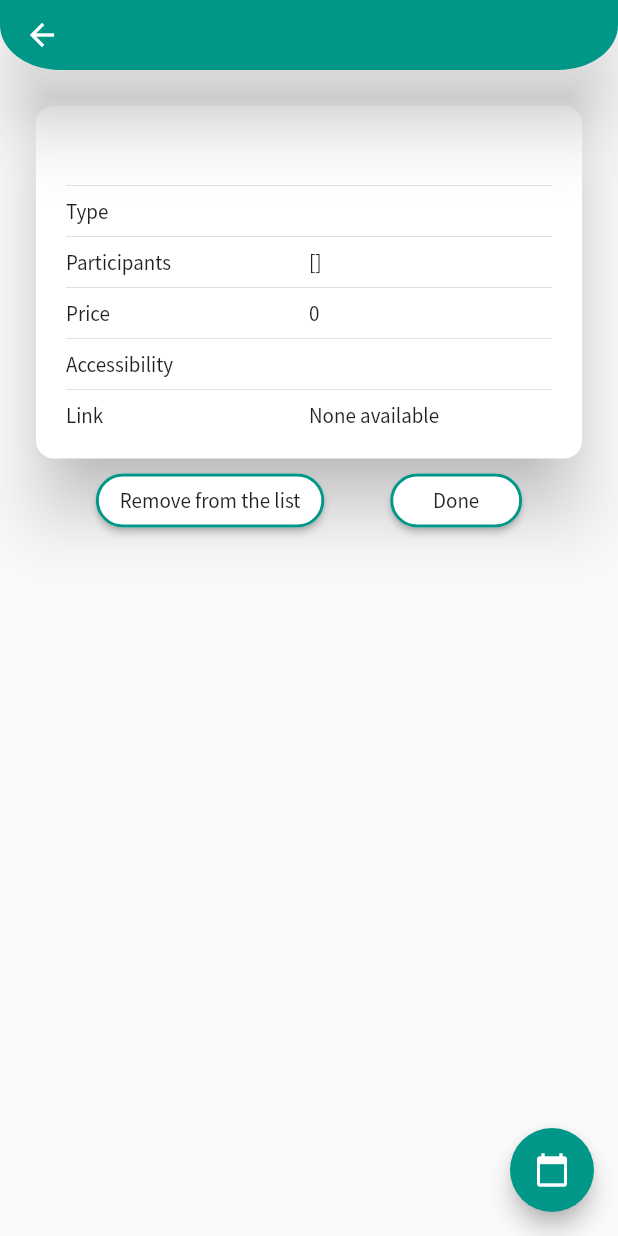
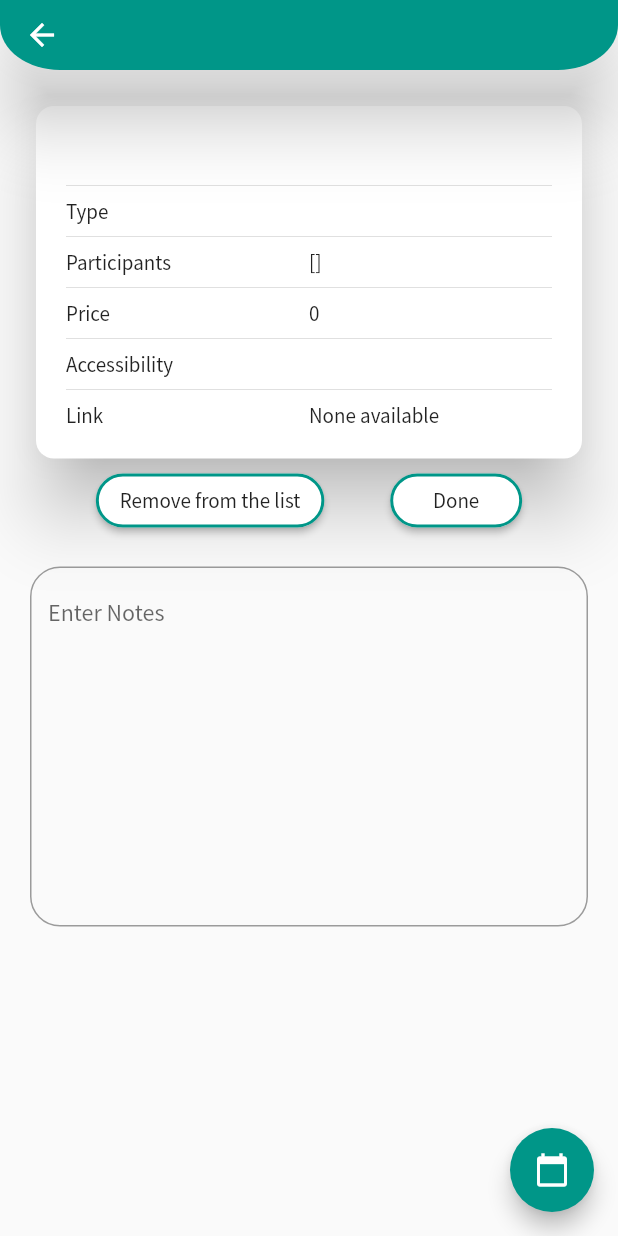
Before and after one commit to prabhaskumra/I-am-bored, a Flutter app: the ListDetailScreen screen opened directly with empty values, after a tap on the "calendar today" icon, on a phone screen of 412 x 824 dp. Run offline on Flutter 3.47's test engine with Material 2 defaults, Android fonts, the phone set to English and light mode, and no system bars; drawn by our look-alikes of flutter_linkify; our stand-ins replace bottom_navy_bar, share, sqflite; missing offline and left inert: add_2_calendar; accounts and stored records are empty.

Commit message:
Update list_detail_screen.dart

```diff
--- a/i_am_bored/lib/screens/list_detail_screen.dart
+++ b/i_am_bored/lib/screens/list_detail_screen.dart
@@ -33,7 +33,6 @@ class _ListDetailScreenState extends State<ListDetailScreen> {
 
   // @override
   void initState() {
-    // TODO: implement initState
     if (widget.receivedList[DatabaseHelper.link] == '')
       linkisEmpty = true;
     else
@@ -48,42 +47,6 @@ class _ListDetailScreenState extends State<ListDetailScreen> {
     );
     // SystemChannels
   }
-
-  AlertDialog androidStyle = AlertDialog(
-    title: Text("My title"),
-    content: Text("This is my message."),
-    actions: [
-      FlatButton(
-        child: Text("OK"),
-        onPressed: () {
-          // DismissAction(context);
-          // indexData.removeItem(widget.index);
-          // Navigator.pop(context);
-        },
-      ),
-    ],
-  );
-
-  // CupertinoAlertDialog iosStyle = CupertinoAlertDialog(
-  //   title: Text("You sure want to delete the item?"),
-  //   content: Text("Thisis my message."),
-  //   actions: [
-  //     CupertinoDialogAction(
-  //       child: FlatButton(
-  //         onPressed: () {},
-  //         child: Text('Yes'),
-  //       ),
-  //     ),
-  //     CupertinoDialogAction(
-  //       child: FlatButton(
-  //         onPressed: () {
-  //           Navigator.pop();
-  //         },
-  //         child: Text('Cancel'),
-  //       ),
-  //     ),
-  //   ],
-  // );
 
   @override
   Widget build(BuildContext context) {
@@ -113,10 +76,11 @@ class _ListDetailScreenState extends State<ListDetailScreen> {
           tooltip: 'Add this activity to calendar',
           child: Icon(Icons.calendar_today),
           onPressed: () {
-            Add2Calendar.addEvent2Cal(event).then((success) {
-              scaffoldState.currentState.showSnackBar(
-                  SnackBar(content: Text(success ? 'Success' : 'Error')));
-            });
+            Add2Calendar.addEvent2Cal(event);
+            // .then((success) {
+            //   scaffoldState.currentState.showSnackBar(
+            //       SnackBar(content: Text(success ? 'Success' : 'Error')));
+            // });
           }),
       appBar: AppBar(
         elevation: 20,
@@ -213,6 +177,8 @@ class _ListDetailScreenState extends State<ListDetailScreen> {
                           ),
                         ],
                       ),
+
+                      ///
                     ],
                   ),
                 ),
@@ -242,16 +208,6 @@ class _ListDetailScreenState extends State<ListDetailScreen> {
                                   content: Text(
                                       "Item will be deleted from saved list"),
                                   actions: [
-                                    // CupertinoDialogAction(
-                                    //   child: FlatButton(
-                                    //     onPressed: () {
-                                    //       indexData.removeItem(widget.index);
-                                    //       Navigator.pop(context);
-                                    //       Navigator.pop(context);
-                                    //     },
-                                    //     child: Text('Yes'),
-                                    //   ),
-                                    // ),
                                     CupertinoDialogAction(
                                       child: Text("Yes"),
                                       onPressed: () {
@@ -307,11 +263,6 @@ class _ListDetailScreenState extends State<ListDetailScreen> {
                                 );
                         },
                       );
-                      // showCupertinoDialog(
-                      //     context: context,
-                      //     builder: (BuildContext context) {
-                      //       return iosStyle;
-                      //     });
                     },
                     shape: roundRectangularBorder,
                     color: Theme.of(context).bottomAppBarColor,
@@ -327,7 +278,35 @@ class _ListDetailScreenState extends State<ListDetailScreen> {
                     color: Theme.of(context).bottomAppBarColor,
                   ),
                 ],
-              )
+              ),
+              // Divider(
+              //   thickness: 10,
+              //   // color: Theme.of(context).primaryColor,
+              // ),
+              SizedBox(height: 20),
+
+              TextField(
+                decoration: new InputDecoration(
+                  labelText: "Enter Notes",
+                  alignLabelWithHint: true,
+                  fillColor: Colors.white,
+                  border: new OutlineInputBorder(
+                    borderRadius: new BorderRadius.circular(20.0),
+                    borderSide: new BorderSide(),
+                  ),
+                ),
+                keyboardType: TextInputType.text,
+                // autofocus: true,
+                maxLines: 10,
+                toolbarOptions: ToolbarOptions(
+                  copy: true,
+                  paste: true,
+                  cut: true,
+                  selectAll: true,
+                ),
+                // expands: true,
+              ),
+              SizedBox(height: 20),
             ],
           ),
         ),
```
